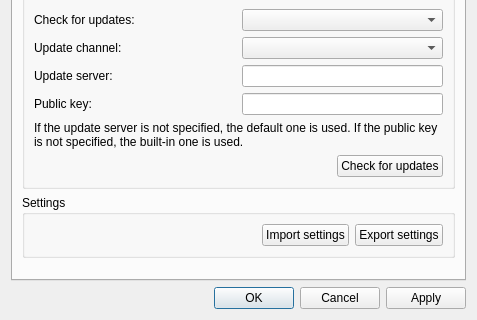
Old version of the form source/host/ui/config_dialog.ui in the repository dchapyshev/aspia; both pictures show x 0 to 477 and y 216 to 536 of the 477 by 536 pixel window.
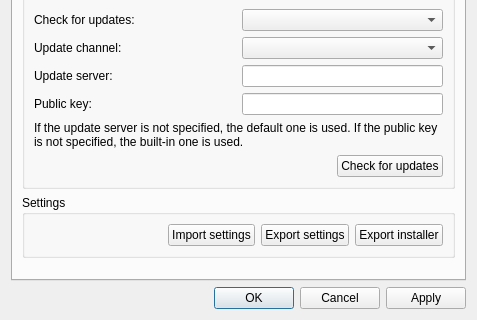
New version of the form. Icons and pictures are not drawn. Custom widgets are drawn as their Qt base class.

Commit message: Added ability to export msi package with built-in config.

Patch:
```diff
--- a/source/host/ui/config_dialog.ui
+++ b/source/host/ui/config_dialog.ui
@@ -252,6 +252,13 @@
             </property>
            </widget>
           </item>
+          <item>
+           <widget class="QPushButton" name="button_export_installer">
+            <property name="text">
+             <string>Export installer</string>
+            </property>
+           </widget>
+          </item>
          </layout>
         </widget>
        </item>
```
The commit also changes 5 other files.
